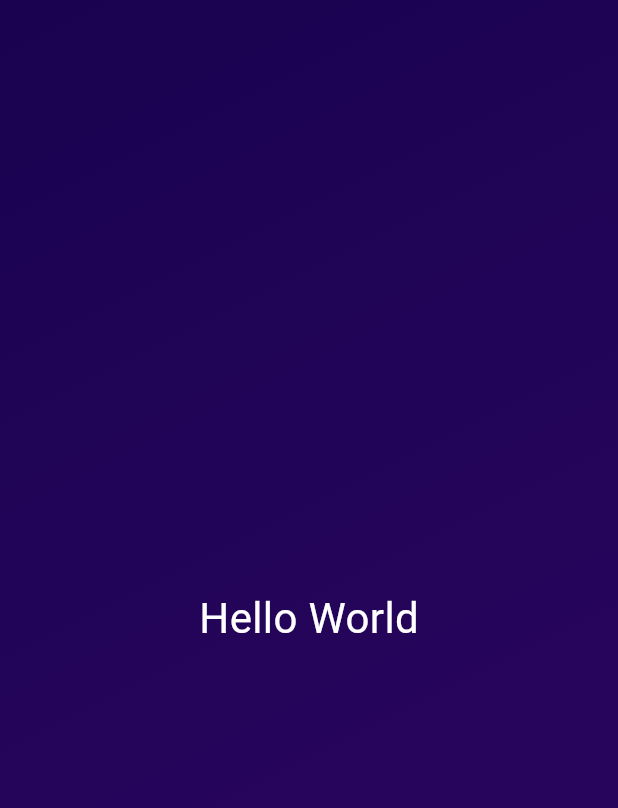
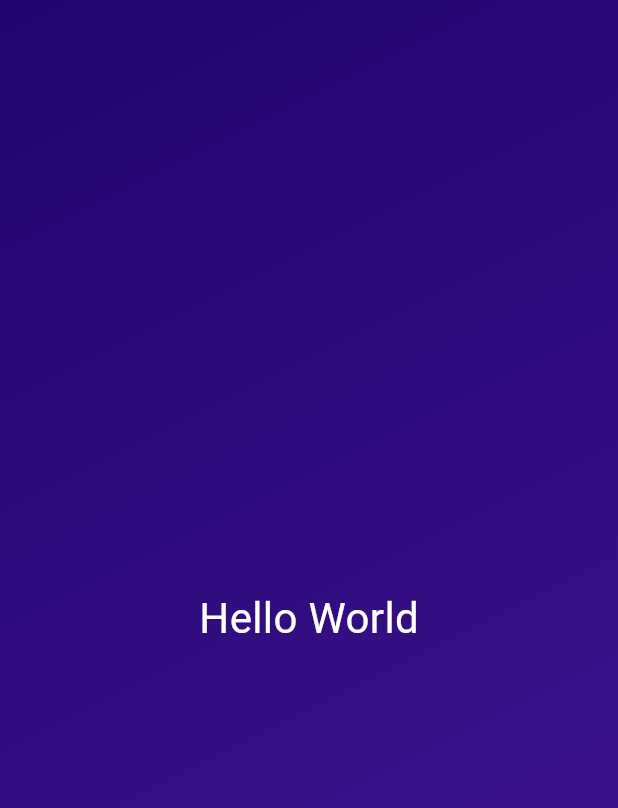
Before and after one commit to halityrd/dice_app, a Flutter app: the screen it shows after launch, on a phone screen of 412 x 824 dp. Shown: the top 808 px of the screen. Run offline on Flutter 3.47's test engine with Material 3 defaults, Android fonts, the phone set to English and light mode, and no system bars.

Commit message:
Reusable Widgets

```diff
--- a/lib/gradient_container.dart
+++ b/lib/gradient_container.dart
@@ -5,17 +5,17 @@ const startAlignment = Alignment.topLeft;
 const endAlignment = Alignment.bottomRight;
 
 class GradientContainer extends StatelessWidget {
-  const GradientContainer({super.key});
+  const GradientContainer(this.color1, this.color2, {super.key});
+
+  final Color color1;
+  final Color color2;
 
   @override
   Widget build(BuildContext context) {
     return Container(
-      decoration: const BoxDecoration(
+      decoration: BoxDecoration(
         gradient: LinearGradient(
-          colors: [
-            Color.fromARGB(255, 26, 2, 80),
-            Color.fromARGB(255, 45, 7, 98),
-          ],
+          colors: [color1, color2],
           begin: startAlignment,
           end: endAlignment,
         ),
@@ -24,3 +24,23 @@ class GradientContainer extends StatelessWidget {
     );
   }
 }
+
+// class GradientContainer extends StatelessWidget {
+//   const GradientContainer({super.key, required this.colors});
+
+//   final List<Color> colors;
+
+//   @override
+//   Widget build(BuildContext context) {
+//     return Container(
+//       decoration: BoxDecoration(
+//         gradient: LinearGradient(
+//           colors: colors,
+//           begin: startAlignment,
+//           end: endAlignment,
+//         ),
+//       ),
+//       child: const Center(child: StyledText('Hello World')),
+//     );
+//   }
+// }
```
Also changed, not shown: lib/main.dart (+10 -1 lines).
